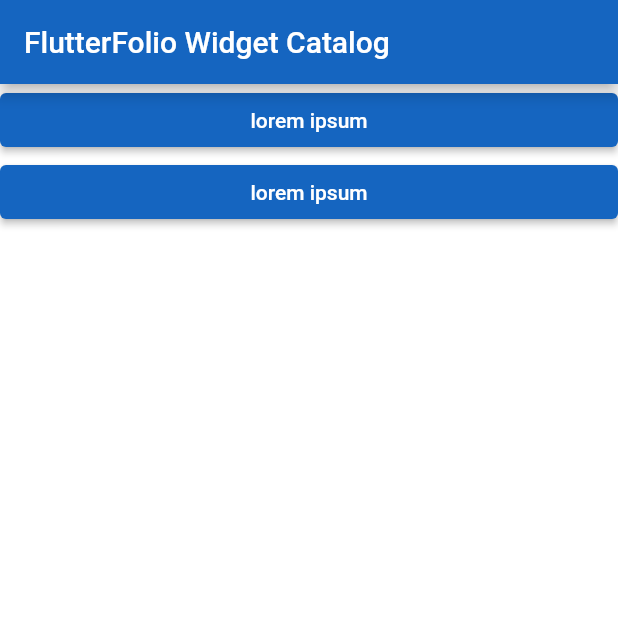
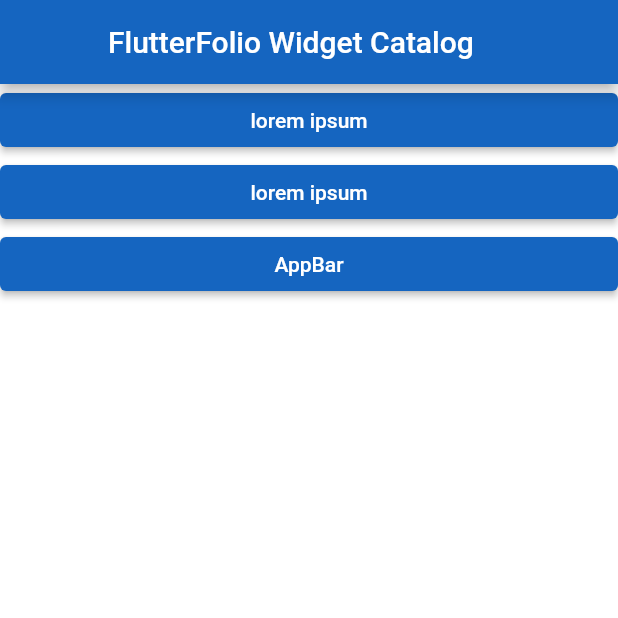
Before and after one commit to dscpesu/FlutterFolio, a Flutter app: the screen it shows after launch, on a phone screen of 412 x 824 dp, the top half of it. Run offline on Flutter 3.47's test engine with Material 2 defaults, Android fonts, the phone set to English and light mode, and no system bars.

Commit message:
Added app_bar_widget Sharath M S

```diff
--- a/lib/data/widget_data.dart
+++ b/lib/data/widget_data.dart
@@ -6,11 +6,88 @@
     name: 'lorem ipsum',
     description: 'Description for the widget goes here.',
     imagePath: 'assets/images/widget_image.png',
+    outputImage: '',
+    codeSnippet: '',
   ),
   WidgetModel(
     name: 'lorem ipsum',
     description: 'Description for the widget goes here.',
     imagePath: 'assets/images/widget_image.png',
+    outputImage: '',
+    codeSnippet: '',
+  ),
+  WidgetModel(
+    name: 'AppBar',
+    description: 'The AppBar displays the toolbar widgets, leading, title, and actions, above the bottom (if any). The bottom is usually used for a TabBar. If a flexibleSpace widget is specified then it is stacked behind the toolbar and the bottom widget.',
+    imagePath: 'assets/images/app_bar/app_bar.png',
+    outputImage: 'assets/images/app_bar/app_bar_op.png',
+    codeSnippet: '''import 'package:flutter/material.dart';
+
+/// Flutter code sample for [AppBar].
+
+void main() => runApp(const AppBarApp());
+
+class AppBarApp extends StatelessWidget {
+  const AppBarApp({super.key});
+
+  @override
+  Widget build(BuildContext context) {
+    return const MaterialApp(
+      home: AppBarExample(),
+    );
+  }
+}
+
+class AppBarExample extends StatelessWidget {
+  const AppBarExample({super.key});
+
+  @override
+  Widget build(BuildContext context) {
+    return Scaffold(
+      appBar: AppBar(
+        title: const Text('AppBar Demo'),
+        actions: <Widget>[
+          IconButton(
+            icon: const Icon(Icons.add_alert),
+            tooltip: 'Show Snackbar',
+            onPressed: () {
+              ScaffoldMessenger.of(context).showSnackBar(
+                  const SnackBar(content: Text('This is a snackbar')));
+            },
+          ),
+          IconButton(
+            icon: const Icon(Icons.navigate_next),
+            tooltip: 'Go to the next page',
+            onPressed: () {
+              Navigator.push(context, MaterialPageRoute<void>(
+                builder: (BuildContext context) {
+                  return Scaffold(
+                    appBar: AppBar(
+                      title: const Text('Next page'),
+                    ),
+                    body: const Center(
+                      child: Text(
+                        'This is the next page',
+                        style: TextStyle(fontSize: 24),
+                      ),
+                    ),
+                  );
+                },
+              ));
+            },
+          ),
+        ],
+      ),
+      body: const Center(
+        child: Text(
+          'This is the home page',
+          style: TextStyle(fontSize: 24),
+        ),
+      ),
+    );
+  }
+}
+'''
   ),
   // Add more widgets here
 ];
--- a/lib/models/widget_model.dart
+++ b/lib/models/widget_model.dart
@@ -3,11 +3,15 @@
   final String name;
   final String description;
   final String imagePath;
+  final String outputImage;
+  final String codeSnippet;
   //can add more attributes here, make sure to intialize them in the constructor
 
   WidgetModel({
     required this.name,
     required this.description,
     required this.imagePath,
+    required this.outputImage,
+    required this.codeSnippet,
   });
 }
--- a/lib/screens/home_screen.dart
+++ b/lib/screens/home_screen.dart
@@ -1,24 +1,25 @@
-// home_screen.dart
 import 'package:flutter/material.dart';
 import '/models/widget_model.dart';
 import '/data/widget_data.dart';
+import 'package:flutterfolio/widgets/app_bar_widget.dart';
 
 class HomeScreen extends StatelessWidget {
   @override
   Widget build(BuildContext context) {
     return Scaffold(
-      appBar: AppBar(
-        title: Text('FlutterFolio Widget Catalog'),
+      appBar: CustomAppBar(
+        title: 'FlutterFolio Widget Catalog',
       ),
       body: ListView.builder(
         itemCount: widgetData.length,
         itemBuilder: (context, index) {
-          final widget = widgetData[index];
+          final widgetModel = widgetData[index];
           return ElevatedButton(
             onPressed: () {
-              Navigator.pushNamed(context, '/widgetDetail', arguments: widget);
+              Navigator.pushNamed(context, '/widgetDetail',
+                  arguments: widgetModel);
             },
-            child: Text(widget.name),
+            child: Text(widgetModel.name),
           );
         },
       ),
--- /dev/null
+++ b/lib/widgets/app_bar_widget.dart
@@ -0,0 +1,25 @@
+import 'package:flutter/material.dart';
+
+class CustomAppBar extends StatelessWidget implements PreferredSizeWidget {
+  final String title;
+  final List<Widget>? leadingActions;
+  final List<Widget>? actions;
+
+  CustomAppBar({
+    required this.title,
+    this.leadingActions,
+    this.actions,
+  });
+
+  @override
+  Widget build(BuildContext context) {
+    return AppBar(
+      title: Text(title),
+      leading: Row(children: leadingActions ?? []),
+      actions: actions,
+    );
+  }
+
+  @override
+  Size get preferredSize => Size.fromHeight(kToolbarHeight);
+}
--- a/pubspec.yaml
+++ b/pubspec.yaml
@@ -59,8 +59,9 @@
   uses-material-design: true
 
   # To add assets to your application, add an assets section, like this:
-  # assets:
-  #   - images/a_dot_burr.jpeg
+  assets:
+    - assets/images/app_bar/app_bar.png
+    - assets/images/app_bar/app_bar_op.png
   #   - images/a_dot_ham.jpeg
 
   # An image asset can refer to one or more resolution-specific "variants", see
```
Also changed, not shown: lib/screens/widget_detail_screen.dart (+42 -8 lines), assets/images/app_bar/app_bar.png (added), assets/images/app_bar/app_bar_op.png (added).
